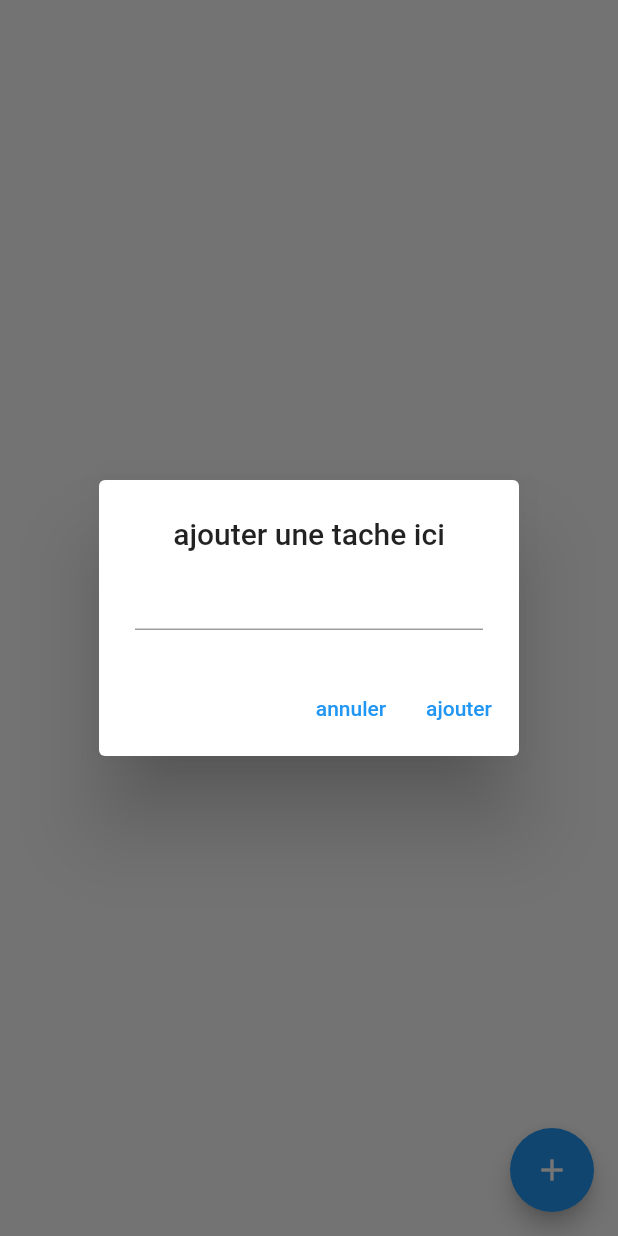
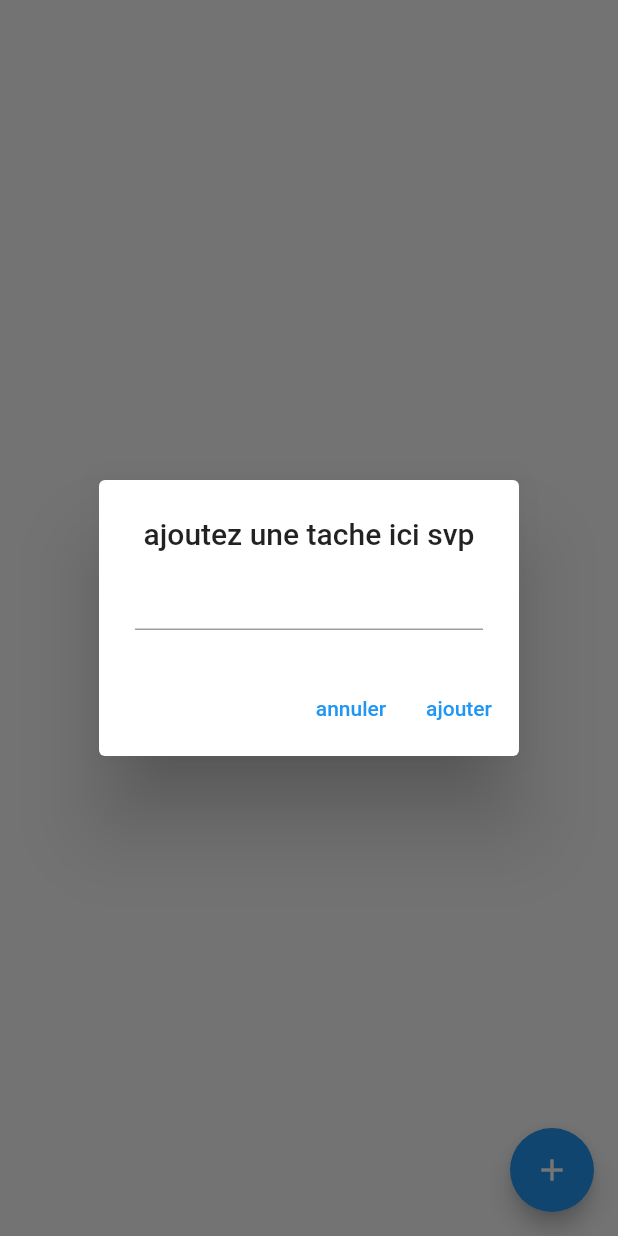
Before and after one commit to Brege-NG/bloc_note, a Flutter app: the screen it shows after launch, after a tap on the "add" icon, on a phone screen of 412 x 824 dp. Run offline on Flutter 3.47's test engine with Material 2 defaults, Android fonts, the phone set to English and light mode, and no system bars; our stand-ins replace flutter_riverpod.

Commit message:
second commit

```diff
--- a/lib/widget/task_dialog.dart
+++ b/lib/widget/task_dialog.dart
@@ -29,7 +29,7 @@ class TaskDialogState extends ConsumerState<TaskDialog> {
     return  AlertDialog(
       title: Column(
         children: [
-          const Text("ajouter une tache ici"),
+          const Text("ajoutez une tache ici svp"),
           const SizedBox(
             height: 5.0,
           ),
```
